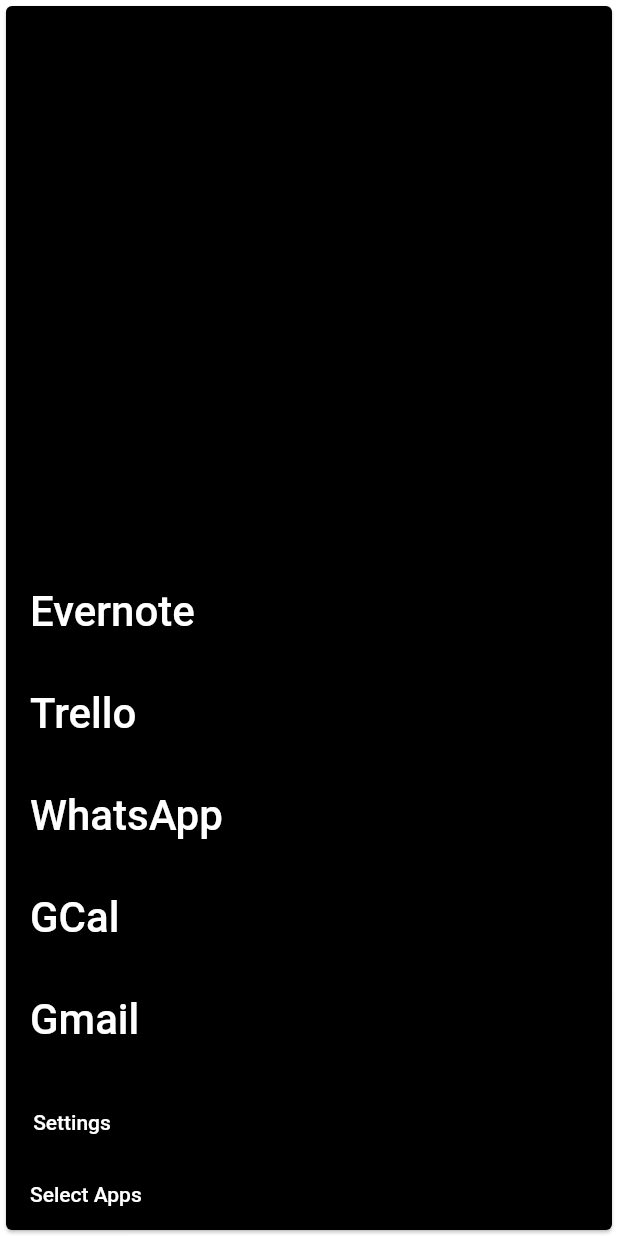
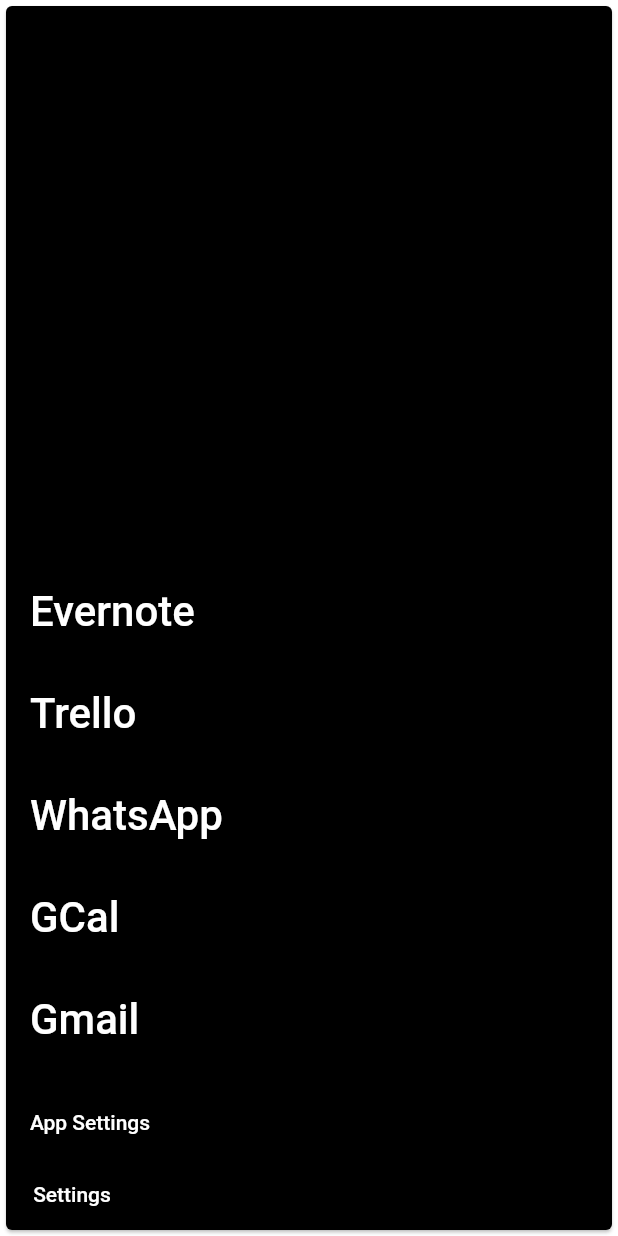
Before and after one commit to egorash/TotyLauncher, a Flutter app: the screen it shows after launch, on a phone screen of 412 x 824 dp. Run offline on Flutter 3.47's test engine with Material 2 defaults, Android fonts, the phone set to English and light mode, and no system bars; missing offline and left inert: launcher_assist.

Commit message:
Added flie reader and move tile widget out

```diff
--- /dev/null
+++ b/lib/Widgets/tile.dart
@@ -0,0 +1,27 @@
+import 'package:flutter/material.dart';
+import 'package:flutter/widgets.dart';
+
+class Tile extends StatelessWidget {
+  final Function function;
+  final String title;
+  final double scale;
+  const Tile({ Key key, this.title, this.function, this.scale = 1.0 }) : super(key: key);
+
+  @override
+  Widget build(BuildContext context) {
+    return new Row(
+        mainAxisAlignment: MainAxisAlignment.start,
+        children: <Widget>[
+        FlatButton(
+          onPressed: function,
+          child: Text(
+            title,
+            textDirection: TextDirection.ltr,
+            textAlign: TextAlign.left,
+            textScaleFactor: scale,
+          ),
+          textColor: Colors.white,
+        )]
+      );
+  }
+}
--- a/lib/main.dart
+++ b/lib/main.dart
@@ -1,7 +1,11 @@
+import 'dart:collection';
+
 import 'package:flutter/material.dart';
 import 'package:flutter/services.dart';
 import 'package:launcher_assist/launcher_assist.dart';
 import 'package:toty/Widgets/app_picker.dart';
+import 'package:toty/Widgets/tile.dart';
+import 'package:toty/utils/preference_loading_service.dart';
 
 void main() => runApp(new TotyLauncher());
 
@@ -11,6 +15,9 @@ class TotyLauncher extends StatefulWidget {
 }
 
 class TotyLauncherState extends State<TotyLauncher> {
+    var fallbackAppList = {
+      "Web Browser":"com.android.chrome"
+    };
 
     var exampleApps = {
       "Evernote": "com.evernote",
@@ -23,6 +30,7 @@ class TotyLauncherState extends State<TotyLauncher> {
     var show_launcher_settings = false;
     var apps;
     var widgets;
+    var userApps;
     var userWallpaper;
 
     @override
@@ -48,6 +56,20 @@ class TotyLauncherState extends State<TotyLauncher> {
             DeviceOrientation.portraitUp
         ]);
 
+        PreferenceLoader().readApps().then((apps) {
+          LinkedHashMap<String, String> loadedApps;
+          apps.split("\\n").forEach( (splitLine) {
+            var mapEntry = splitLine.split(":");
+            var key = mapEntry[0];
+            var value = mapEntry[1];
+            loadedApps[key] = value;
+          });
+
+            setState(() {
+                userApps = loadedApps;
+            });
+        });
+
         loadNativeStuff();
     }
 
@@ -69,23 +91,14 @@ class TotyLauncherState extends State<TotyLauncher> {
     if (apps != null) {
       exampleApps.forEach((key, value) {
         tiles.add(
-          new Row(
-            mainAxisAlignment: MainAxisAlignment.start,
-            children: <Widget>[
-            FlatButton(
-              onPressed: () {
-                launchApp(value);
-              },
-              child: Text(
-                key,
-                textDirection: TextDirection.ltr,
-                textAlign: TextAlign.left,
-                textScaleFactor: 2.0,
-              ),
-              textColor: Colors.white,
-            )]
-          )
-        );
+          Tile(
+          title: key,
+          scale: 2.0,
+          function: () {
+            setState(() {
+              launchApp(value);
+            });
+        }));
       tiles.add(SizedBox(
         height: 20.0,
       ));
@@ -97,51 +110,26 @@ class TotyLauncherState extends State<TotyLauncher> {
       mainAxisAlignment: MainAxisAlignment.end,
       children:tiles
     );
+  } else {
+    return Container();
   }
 }
 
   Widget settingsTiles() {
     var tiles = <Widget>[];
 
-    tiles.add(
-          new Row(
-            mainAxisAlignment: MainAxisAlignment.start,
-            children: <Widget>[
-            FlatButton(
-              onPressed: () {
-                launchApp("com.android.settings");
-              },
-              child: Text(
-                "Settings",
-                textDirection: TextDirection.ltr,
-                textAlign: TextAlign.left,
-                textScaleFactor: 1.0,
-              ),
-              textColor: Colors.white,
-            )]
-          )
-        );
+    tiles.add(Tile(
+      title: show_launcher_settings ? "Back" : "App Settings",
+      function: () {
+        setState(() {
+          show_launcher_settings = !show_launcher_settings;
+        });
+    }));
 
-    tiles.add(
-          new Row(
-            mainAxisAlignment: MainAxisAlignment.start,
-            children: <Widget>[
-            FlatButton(
-              onPressed: () {
-                setState(() {
-                  show_launcher_settings = !show_launcher_settings;
-                });
-              },
-              child: Text(
-                show_launcher_settings ? "Apps": "Select Apps",
-                textDirection: TextDirection.ltr,
-                textAlign: TextAlign.left,
-                textScaleFactor: 1.0,
-              ),
-              textColor: Colors.white,
-            )]
-          )
-        );
+    tiles.add(Tile(
+      title: "Settings", function: () {
+      launchApp("com.android.settings");
+    }));
 
     return Column(
       crossAxisAlignment: CrossAxisAlignment.center,
--- a/pubspec.yaml
+++ b/pubspec.yaml
@@ -7,6 +7,7 @@ dependencies:
 
   cupertino_icons: ^0.1.0
   launcher_assist: ^1.0.4
+  path_provider: ^0.4.1
 
 dev_dependencies:
   flutter_test:
```
Also changed, not shown: lib/utils/preference_loading_service.dart (added, +38 -0 lines), pubspec.lock.
